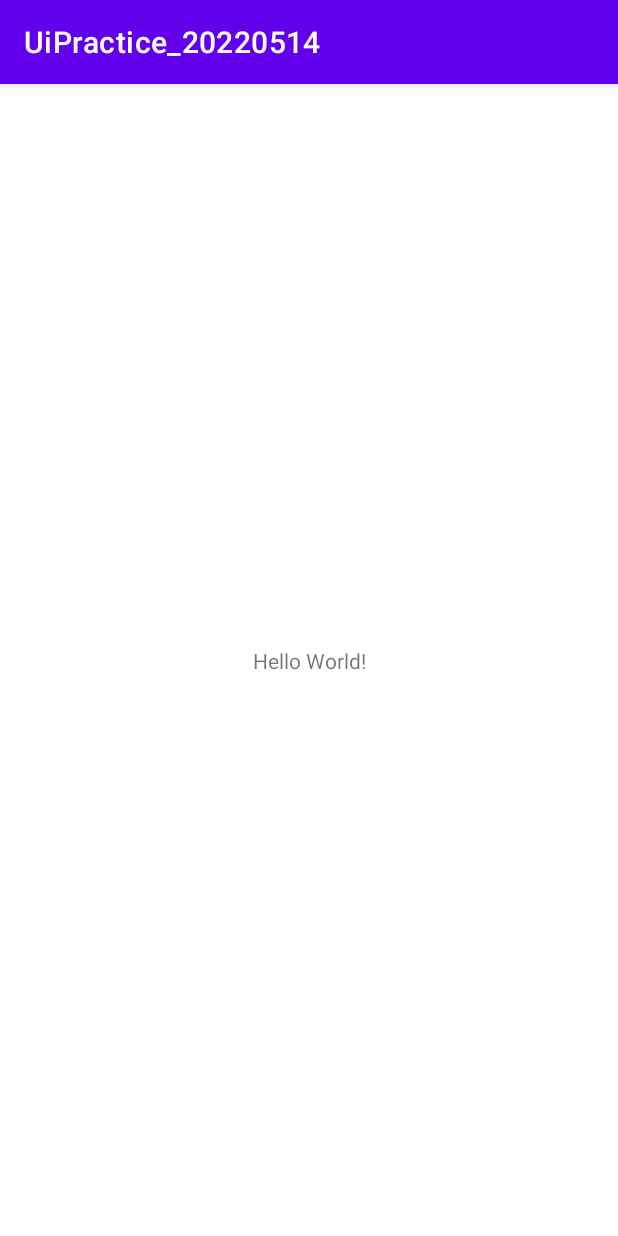
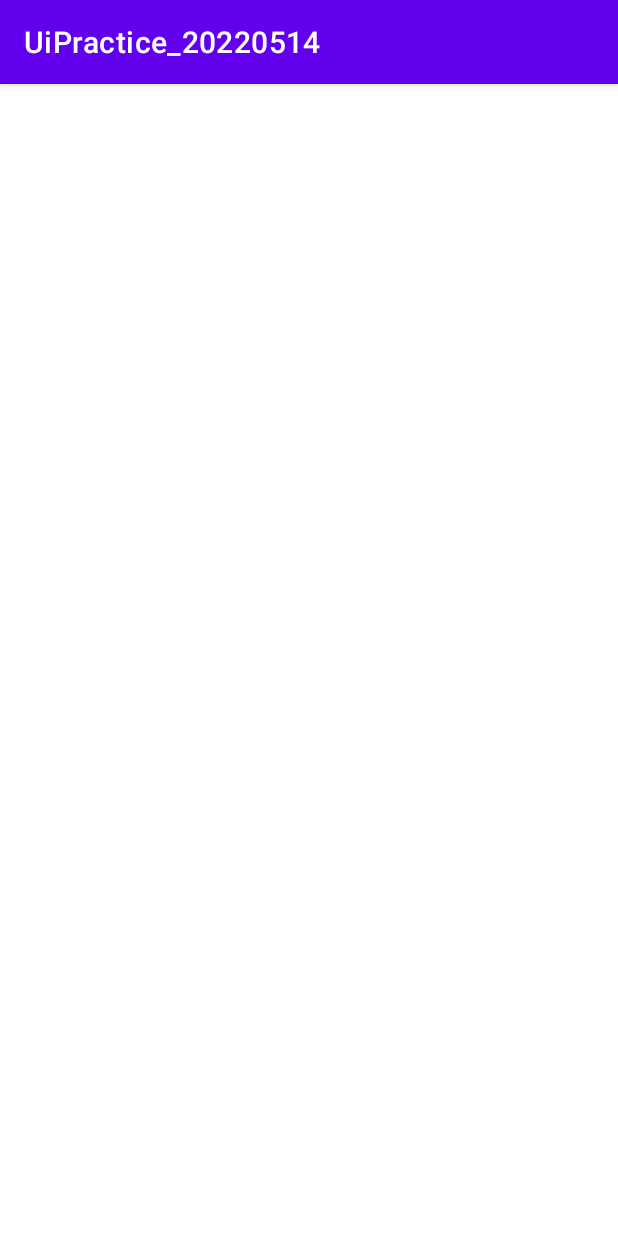
Before and after one commit to Creative-MooHan/UiPractice_20220514, an Android app: the screen it shows after launch (MainActivity), on a phone screen of 412 x 824 dp. Run offline under Robolectric (Android 15) with nearby library versions, the phone set to English and light mode, and no system bars.

Commit message:
LinearLayout으로 변경, 기본 텍스트뷰 제거

```diff
--- a/app/src/main/res/layout/activity_main.xml
+++ b/app/src/main/res/layout/activity_main.xml
@@ -1,18 +1,13 @@
 <?xml version="1.0" encoding="utf-8"?>
-<androidx.constraintlayout.widget.ConstraintLayout xmlns:android="http://schemas.android.com/apk/res/android"
+<LinearLayout xmlns:android="http://schemas.android.com/apk/res/android"
     xmlns:app="http://schemas.android.com/apk/res-auto"
     xmlns:tools="http://schemas.android.com/tools"
     android:layout_width="match_parent"
     android:layout_height="match_parent"
-    tools:context=".MainActivity">
+    tools:context=".MainActivity"
+    android:orientation="vertical">
 
-    <TextView
-        android:layout_width="wrap_content"
-        android:layout_height="wrap_content"
-        android:text="Hello World!"
-        app:layout_constraintBottom_toBottomOf="parent"
-        app:layout_constraintLeft_toLeftOf="parent"
-        app:layout_constraintRight_toRightOf="parent"
-        app:layout_constraintTop_toTopOf="parent" />
 
-</androidx.constraintlayout.widget.ConstraintLayout>
+
+
+</LinearLayout>
```
